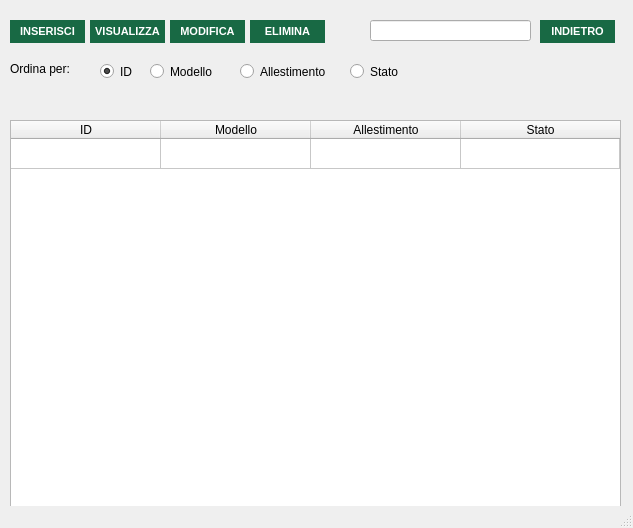
Qt form src/main/gui/mezzi.ui (OT-Rax/AnconAmbiente) before a commit.
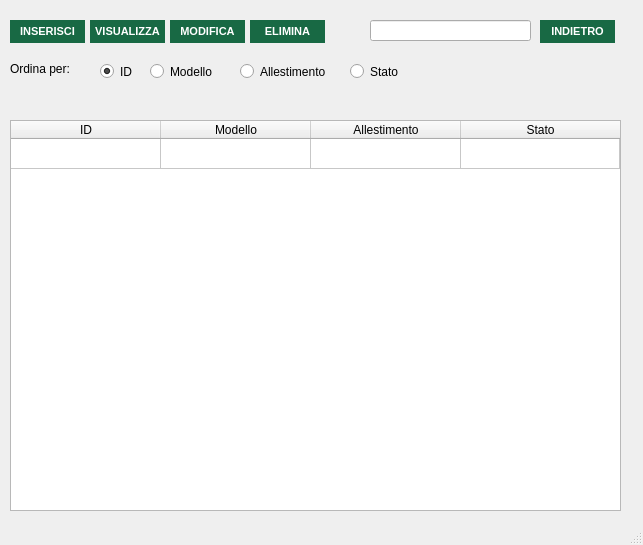
The same form after that commit. Icons and pictures are not drawn.

Diff of the .ui file:
```diff
--- a/src/main/gui/mezzi.ui
+++ b/src/main/gui/mezzi.ui
@@ -6,10 +6,22 @@
    <rect>
     <x>0</x>
     <y>0</y>
-    <width>633</width>
-    <height>528</height>
+    <width>643</width>
+    <height>545</height>
    </rect>
   </property>
+  <property name="minimumSize">
+   <size>
+    <width>643</width>
+    <height>545</height>
+   </size>
+  </property>
+  <property name="maximumSize">
+   <size>
+    <width>643</width>
+    <height>545</height>
+   </size>
+  </property>
   <property name="windowTitle">
    <string>Gestione Mezzi</string>
   </property>
```
